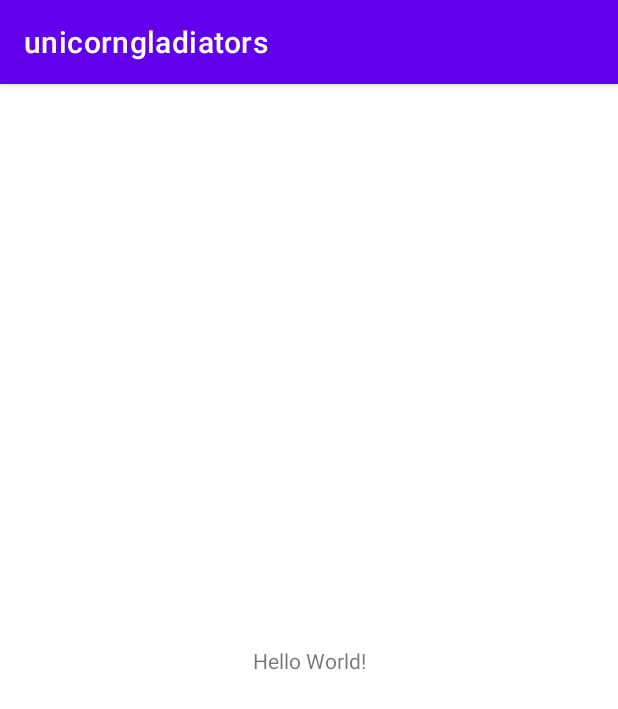
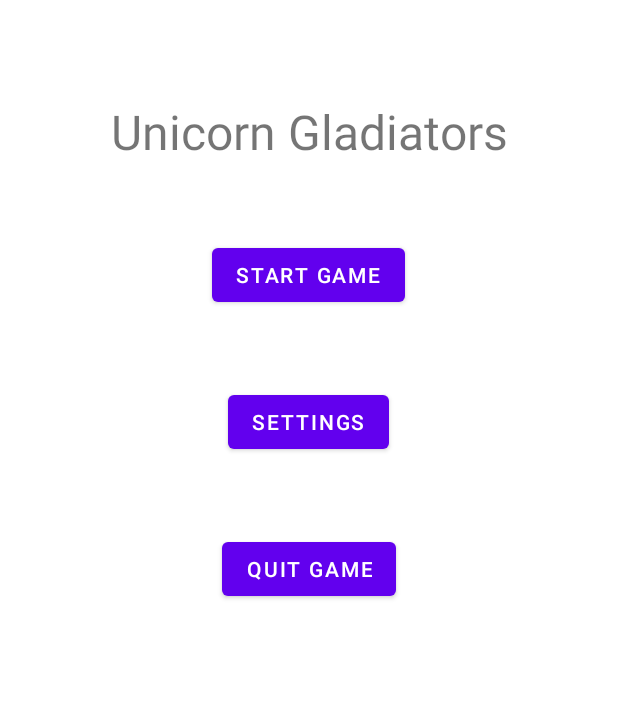
Before and after one commit to tianrui98/Dodge-Bullet-Game, an Android app: the screen it shows after launch (MainActivity), on a phone screen of 412 x 824 dp. Shown: the top 709 px of the screen. Run offline under Robolectric (Android 15) with nearby library versions, the phone set to English and light mode, and no system bars.

Commit message:
rudimentary ui + CICD attempt

```diff
--- a/app/src/main/res/layout/activity_main.xml
+++ b/app/src/main/res/layout/activity_main.xml
@@ -1,18 +1,50 @@
 <?xml version="1.0" encoding="utf-8"?>
-<androidx.constraintlayout.widget.ConstraintLayout xmlns:android="http://schemas.android.com/apk/res/android"
+<android.widget.RelativeLayout xmlns:android="http://schemas.android.com/apk/res/android"
     xmlns:app="http://schemas.android.com/apk/res-auto"
     xmlns:tools="http://schemas.android.com/tools"
     android:layout_width="match_parent"
     android:layout_height="match_parent"
+    android:paddingBottom="16dp"
+    android:paddingRight="16dp"
+    android:paddingLeft="16dp"
+    android:paddingTop="16dp"
     tools:context=".MainActivity">
 
     <TextView
+        android:id="@+id/textview1"
+        android:layout_width="match_parent"
+        android:layout_height="wrap_content"
+        android:gravity="center_horizontal"
+        android:paddingTop="50dp"
+        android:text="Unicorn Gladiators"
+        android:textAlignment="center"
+        android:textSize="32dp" />
+
+    <Button
+        android:layout_below="@id/textview1"
+        android:layout_centerInParent="true"
+        android:id="@+id/startGameBtn"
+        android:layout_margin="50dp"
+        android:gravity="center"
         android:layout_width="wrap_content"
         android:layout_height="wrap_content"
-        android:text="Hello World!"
-        app:layout_constraintBottom_toBottomOf="parent"
-        app:layout_constraintLeft_toLeftOf="parent"
-        app:layout_constraintRight_toRightOf="parent"
-        app:layout_constraintTop_toTopOf="parent" />
+        android:text="Start Game" />
 
-</androidx.constraintlayout.widget.ConstraintLayout>
+    <Button
+        android:layout_below="@id/startGameBtn"
+        android:layout_centerInParent="true"
+        android:id="@+id/settingsBtn"
+        android:layout_width="wrap_content"
+        android:layout_height="wrap_content"
+        android:text="Settings"/>
+
+    <Button
+        android:layout_below="@id/settingsBtn"
+        android:layout_centerInParent="true"
+        android:id="@+id/quitBtn"
+        android:layout_margin="50dp"
+        android:layout_width="wrap_content"
+        android:layout_height="wrap_content"
+        android:text="Quit Game"/>
+
+</android.widget.RelativeLayout>
--- a/app/src/main/res/values/themes.xml
+++ b/app/src/main/res/values/themes.xml
@@ -1,6 +1,6 @@
 <resources xmlns:tools="http://schemas.android.com/tools">
     <!-- Base application theme. -->
-    <style name="Theme.Unicorngladiators" parent="Theme.MaterialComponents.DayNight.DarkActionBar">
+    <style name="Theme.Unicorngladiators" parent="Theme.MaterialComponents.DayNight.NoActionBar">
         <!-- Primary brand color. -->
         <item name="colorPrimary">@color/purple_500</item>
         <item name="colorPrimaryVariant">@color/purple_700</item>
```
Also changed, not shown: 6 other files.
